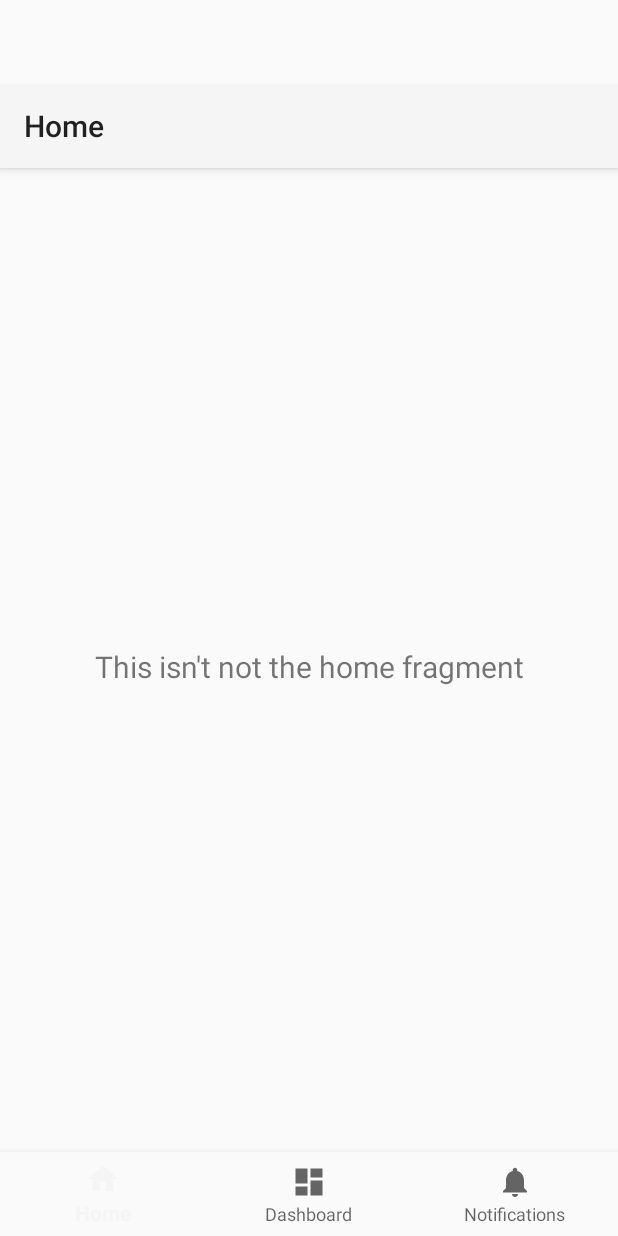
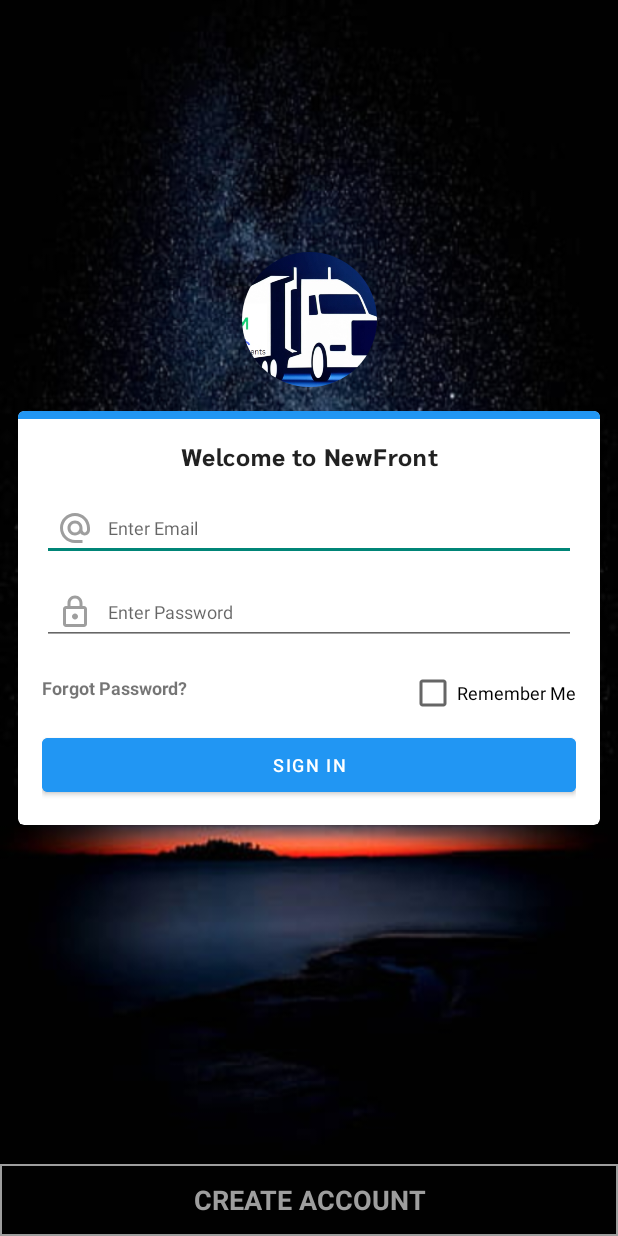
Before and after one commit to Matttle/NewFront, an Android app: the screen it shows after launch (MainActivity), on a phone screen of 412 x 824 dp. Run offline under Robolectric (Android 15) with nearby library versions, the phone set to English and light mode, and no system bars; our stand-ins replace CircleImageView, navigation-ui.

Commit message:
Commit for adding login page before main app page for NewFront.

```diff
--- a/app/src/main/java/com/example/myapplication/MainActivity.java
+++ b/app/src/main/java/com/example/myapplication/MainActivity.java
@@ -1,7 +1,12 @@
 package com.example.myapplication;
 
+import android.app.Activity;
 import android.os.Bundle;
+import android.view.View;
+import android.widget.TextView;
+import android.widget.Toast;
 
+import com.example.myapplication.databinding.ActivityLoginBinding;
 import com.google.android.material.bottomnavigation.BottomNavigationView;
 
 import androidx.appcompat.app.AppCompatActivity;
@@ -11,19 +16,34 @@ import androidx.navigation.ui.AppBarConfiguration;
 import androidx.navigation.ui.NavigationUI;
 
 import com.example.myapplication.databinding.ActivityMainBinding;
+import com.google.android.material.button.MaterialButton;
 
 public class MainActivity extends AppCompatActivity {
 
     private ActivityMainBinding binding;
-
     @Override
     protected void onCreate(Bundle savedInstanceState) {
         super.onCreate(savedInstanceState);
 
+        //Code added to display the login screen.
+        setContentView(R.layout.activity_login);
+
+        TextView user = (TextView) findViewById(R.id.ed_email);
+        TextView pass = (TextView) findViewById(R.id.ed_password);
+
+        MaterialButton signinbtn = (MaterialButton) findViewById(R.id.sign_in);
+
+        //Code for only proceeding if login credentials are correct.
+        signinbtn.setOnClickListener(new View.OnClickListener() {
+            @Override
+            public void onClick(View view) {
+                if(user.getText().toString().equals("newfront") && pass.getText().toString().equals("newfront")){
+                    Toast.makeText(MainActivity.this, "Login Successful.", Toast.LENGTH_SHORT);
+
                     binding = ActivityMainBinding.inflate(getLayoutInflater());
                     setContentView(binding.getRoot());
 
-        androidx.appcompat.widget.Toolbar myToolbar = (androidx.appcompat.widget.Toolbar) findViewById(R.id.my_toolbar);
+                    androidx.appcompat.widget.Toolbar myToolbar = findViewById(R.id.my_toolbar);
                     setSupportActionBar(myToolbar);
 
                     BottomNavigationView navView = findViewById(R.id.nav_view);
@@ -32,9 +52,16 @@ public class MainActivity extends AppCompatActivity {
                     AppBarConfiguration appBarConfiguration = new AppBarConfiguration.Builder(
                             R.id.navigation_home, R.id.navigation_dashboard, R.id.navigation_notifications)
                             .build();
-        NavController navController = Navigation.findNavController(this, R.id.nav_host_fragment_activity_main);
-        NavigationUI.setupActionBarWithNavController(this, navController, appBarConfiguration);
+                    NavController navController = Navigation.findNavController(MainActivity.this, R.id.nav_host_fragment_activity_main);
+                    NavigationUI.setupActionBarWithNavController(MainActivity.this, navController, appBarConfiguration);
                     NavigationUI.setupWithNavController(binding.navView, navController);
+                }
+                else
+                    Toast.makeText(MainActivity.this, "Login Failed.", Toast.LENGTH_SHORT);
+            }
+        });
+
+
     }
 
 }
--- a/app/src/main/res/layout/activity_login.xml
+++ b/app/src/main/res/layout/activity_login.xml
@@ -17,15 +17,16 @@
 
 
     <com.google.android.material.card.MaterialCardView
-        app:layout_constraintTop_toTopOf="parent"
-        app:layout_constraintBottom_toBottomOf="parent"
         android:id="@+id/loginCard"
         android:layout_width="match_parent"
         android:layout_height="wrap_content"
         android:layout_centerInParent="true"
         android:layout_margin="12dp"
-        android:elevation="8dp">
-
+        android:theme="@style/Theme.MaterialComponents.DayNight.Bridge"
+        android:elevation="8dp"
+        app:layout_constraintBottom_toBottomOf="parent"
+        app:layout_constraintStart_toStartOf="parent"
+        app:layout_constraintTop_toTopOf="parent">
         <View
             android:layout_width="match_parent"
             android:layout_height="5dp"
@@ -51,8 +52,8 @@
                 android:layout_width="match_parent"
                 android:layout_height="wrap_content"
                 android:drawableStart="@drawable/ic_email"
+                android:drawablePadding="10dp"
                 android:drawableTint="@color/grey_500"
-                android:drawablePadding="10dp"
                 android:hint="Enter Email"
                 android:inputType="text"
                 android:maxLines="1"
@@ -60,19 +61,18 @@
                 android:textSize="12sp" />
 
             <EditText
-                android:drawableTint="@color/grey_500"
                 android:id="@+id/ed_password"
                 android:layout_width="match_parent"
                 android:layout_height="wrap_content"
                 android:layout_marginTop="12dp"
                 android:drawableStart="@drawable/ic_password"
                 android:drawablePadding="10dp"
+                android:drawableTint="@color/grey_500"
                 android:hint="Enter Password"
                 android:inputType="textPassword"
                 android:maxLines="1"
                 android:padding="10dp"
                 android:textSize="12sp" />
-
 
 
             <androidx.constraintlayout.widget.ConstraintLayout
@@ -88,32 +88,34 @@
                     android:layout_height="wrap_content"
                     android:layout_marginEnd="100dp"
                     android:text="Forgot Password?"
-                    app:layout_constraintTop_toTopOf="parent"
+                    android:textSize="12sp"
+                    android:textStyle="bold"
                     app:layout_constraintBottom_toBottomOf="parent"
-                    android:textStyle="bold"
                     app:layout_constraintStart_toStartOf="parent"
-                    android:textSize="12sp" />
+                    app:layout_constraintTop_toTopOf="parent" />
+
                 <CheckBox
-                    app:layout_constraintTop_toTopOf="parent"
-                    app:layout_constraintBottom_toBottomOf="parent"
-                    app:layout_constraintEnd_toEndOf="parent"
                     android:id="@+id/keep_in"
                     android:layout_width="wrap_content"
                     android:layout_height="wrap_content"
                     android:layout_marginStart="10dp"
                     android:layout_marginTop="8dp"
                     android:text="Remember Me"
-                    android:textSize="12sp" />
+                    android:textSize="12sp"
+                    app:layout_constraintBottom_toBottomOf="parent"
+                    app:layout_constraintEnd_toEndOf="parent"
+                    app:layout_constraintTop_toTopOf="parent" />
 
             </androidx.constraintlayout.widget.ConstraintLayout>
+
             <com.google.android.material.button.MaterialButton
-                android:layout_marginTop="8dp"
                 android:id="@+id/sign_in"
                 android:layout_width="match_parent"
                 android:layout_height="wrap_content"
                 android:layout_gravity="end"
+                android:layout_marginTop="8dp"
+                android:backgroundTint="@color/primaryColor"
                 android:text="Sign In"
-                android:backgroundTint="@color/primaryColor"
                 android:textColor="@color/white"
                 android:textSize="12sp" />
 
--- a/app/src/main/res/layout/activity_main.xml
+++ b/app/src/main/res/layout/activity_main.xml
@@ -19,16 +19,23 @@
         app:layout_constraintRight_toRightOf="parent"
         app:menu="@menu/bottom_nav_menu" />
 
+<!--    Added Toolbar to make the app run. - Matt-->
+
     <androidx.appcompat.widget.Toolbar
         android:id="@+id/my_toolbar"
-        android:layout_width="match_parent"
-        android:layout_height="?attr/actionBarSize"
+        android:layout_width="502dp"
+        android:layout_height="59dp"
+        android:layout_marginBottom="681dp"
         android:background="?attr/colorPrimary"
         android:elevation="4dp"
         android:theme="@style/ThemeOverlay.AppCompat.ActionBar"
-        app:popupTheme="@style/ThemeOverlay.AppCompat.Light"
-        tools:layout_editor_absoluteX="0dp"
-        tools:layout_editor_absoluteY="125dp" />
+        app:layout_constraintBottom_toBottomOf="@+id/nav_host_fragment_activity_main"
+        app:layout_constraintEnd_toEndOf="@+id/nav_host_fragment_activity_main"
+        app:layout_constraintHorizontal_bias="0.0"
+        app:layout_constraintStart_toStartOf="@+id/nav_host_fragment_activity_main"
+        app:layout_constraintTop_toTopOf="parent"
+        app:layout_constraintVertical_bias="0.0"
+        app:popupTheme="@style/ThemeOverlay.AppCompat.Light" />
 
     <fragment
         android:id="@+id/nav_host_fragment_activity_main"
@@ -41,7 +48,7 @@
         app:layout_constraintLeft_toLeftOf="parent"
         app:layout_constraintRight_toRightOf="parent"
         app:layout_constraintTop_toTopOf="parent"
-        app:layout_constraintVertical_bias="1.0"
+        app:layout_constraintVertical_bias="0.0"
         app:navGraph="@navigation/mobile_navigation" />
 
 </androidx.constraintlayout.widget.ConstraintLayout>
--- a/app/src/main/res/values/themes.xml
+++ b/app/src/main/res/values/themes.xml
@@ -1,6 +1,6 @@
 <resources xmlns:tools="http://schemas.android.com/tools">
     <!-- Base application theme. -->
-    <style name="Theme.MyApplication" parent="Theme.MaterialComponents.DayNight.Bridge">
+    <style name="Theme.MyApplication" parent="Theme.MaterialComponents">
         <item name="windowActionBar">false</item>
         <item name="windowNoTitle">true</item>
         <item name="android:actionMenuTextColor">@android:color/white</item>
```
Lines whose indentation alone changed are shown as unchanged.
